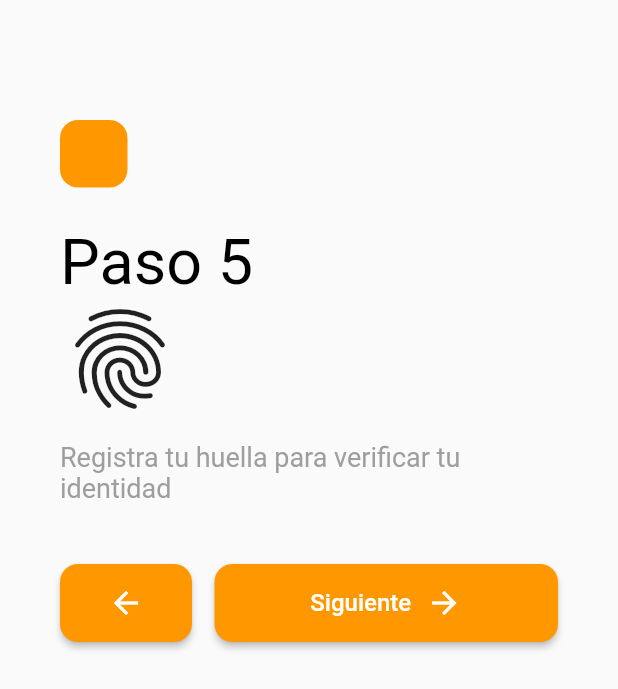
After one commit to camontero/e_voting, a Flutter app: the SignInStep4Page screen opened by its route, after a tap on "Siguiente", on a phone screen of 412 x 824 dp. The commit adds this screen. Shown: the top 689 px of the screen. Run offline on Flutter 3.47's test engine with Material 2 defaults, Android fonts, the phone set to English and light mode, and no system bars; our stand-ins replace page_transition.

Commit message:
Ready navegation

```diff
--- /dev/null
+++ b/lib/components/signInHeader.dart
@@ -0,0 +1,80 @@
+import 'package:flutter/material.dart';
+import 'package:flutter/foundation.dart';
+
+// ignore: must_be_immutable
+class SignInHeader extends StatelessWidget {
+  String title;
+  String subtitle;
+  String image;
+  final icon;
+
+  SignInHeader(
+      {@required this.title,
+      this.subtitle = "",
+      this.image = "",
+      this.icon,});
+
+  @override
+  Widget build(BuildContext context) {
+    final decorationRectangle = Container(
+      width: 45.0,
+      height: 45.0,
+      decoration: BoxDecoration(
+        color: Theme.of(context).primaryColor,
+        borderRadius: BorderRadius.circular(12),
+      ),
+    );
+
+    final titleBox = Container(
+      margin: EdgeInsets.only(
+        top: 25.0,
+      ),
+      child: Text(
+        this.title,
+        style: TextStyle(color: Colors.black, fontSize: 42),
+      ),
+    );
+
+    var subtitleBox;
+    if (this.subtitle != "") {
+      subtitleBox = Container(
+        margin: EdgeInsets.only(top: 15.0),
+        child: Text(
+          this.subtitle,
+          style: TextStyle(color: Colors.grey, fontSize: 24),
+        ),
+      );
+    }
+
+    var imageBox;
+    if (this.image != "") {
+      imageBox = Container(
+        child: Image(image: AssetImage(this.image)),
+      );
+    }
+
+    var iconBox;
+    if (this.icon != null) {
+      iconBox = Container(
+        child: Icon(
+          this.icon,
+          size: 80,
+        ),
+      );
+    }
+
+    final viewStructure = Column(
+      crossAxisAlignment: CrossAxisAlignment.start,
+      mainAxisAlignment: MainAxisAlignment.start,
+      children: [
+        decorationRectangle,
+        titleBox,
+        if (this.image != "") imageBox,
+        if (this.icon != null) iconBox,
+        if (this.subtitle != "") subtitleBox,
+      ],
+    );
+
+    return viewStructure;
+  }
+}
--- a/lib/components/registerNavButtons.dart
+++ b/lib/components/signInNav.dart
@@ -1,9 +1,10 @@
 import 'package:flutter/material.dart';
 
-class RegisterNavButtons extends StatelessWidget {
+// ignore: must_be_immutable
+class SignInNav extends StatelessWidget {
   String pageToGo;
 
-  RegisterNavButtons(this.pageToGo);
+  SignInNav(this.pageToGo);
 
   @override
   Widget build(BuildContext context) {
@@ -43,7 +44,11 @@ class RegisterNavButtons extends StatelessWidget {
           // if (_formKey.currentState.validate()) {
           //   // Process data.
           // }
-          Navigator.of(context).pushNamed(this.pageToGo);
+          if (this.pageToGo != "/home") {
+            Navigator.of(context).pushNamed(this.pageToGo);
+          } else {
+            Navigator.of(context).pushNamedAndRemoveUntil(this.pageToGo, (route) => false);
+          }
         },
         child: Row(
           mainAxisAlignment: MainAxisAlignment.center,
--- a/lib/main.dart
+++ b/lib/main.dart
@@ -1,10 +1,12 @@
+import 'package:e_voting/pages/home.page.dart';
 import 'package:flutter/material.dart';
 import 'package:page_transition/page_transition.dart';
-import './pages/login.dart';
-import './pages/registerStep1.dart';
-import './pages/registerStep2.dart';
-import './pages/registerStep3.dart';
-import './pages/registerStep4.dart';
+import 'package:e_voting/pages/login.page.dart';
+import 'package:e_voting/pages/signInStep1.page.dart';
+import 'package:e_voting/pages/signInStep2.page.dart';
+import 'package:e_voting/pages/signInStep3.page.dart';
+import 'package:e_voting/pages/signInStep4.page.dart';
+import 'package:e_voting/pages/signInStep5.page.dart';
 
 
 
@@ -39,27 +41,39 @@ class MyApp extends StatelessWidget {
       ),
       routes: {
         '/': (context) => LoginPage(),
+        // '/': (context) => HomePage(),
+
         '/login': (context) => LoginPage(),
       },
       // ignore: missing_return
       onGenerateRoute: (settings) {
         switch (settings.name) {
-          case '/registerStep1':
+          case '/signInStep1':
             return PageTransition(
-                child: RegisterStep1(), type: PageTransitionType.rightToLeft);
+                child: SignInStep1Page(), type: PageTransitionType.rightToLeft);
             break;
-          case '/registerStep2':
+          case '/signInStep2':
             return PageTransition(
-                child: RegisterStep2(), type: PageTransitionType.rightToLeft);
+                child: SignInStep2Page(), type: PageTransitionType.rightToLeft);
             break;
-          case '/registerStep3':
+          case '/signInStep3':
             return PageTransition(
-                child: RegisterStep3(), type: PageTransitionType.rightToLeft);
+                child: SignInStep3Page(), type: PageTransitionType.rightToLeft);
             break;
-          case '/registerStep4':
+          case '/signInStep4':
             return PageTransition(
-                child: RegisterStep4(), type: PageTransitionType.rightToLeft);
+                child: SignInStep4Page(), type: PageTransitionType.rightToLeft);
             break;
+          case '/signInStep5':
+            return PageTransition(
+                child: SignInStep5Page(), type: PageTransitionType.rightToLeft);
+            break;
+
+          case '/home':
+          return PageTransition(
+              child: HomePage(), type: PageTransitionType.fade);
+          break;
+
           default:
             return null;
         }
--- a/lib/pages/registerStep4.dart
+++ b/lib/pages/signInStep4.page.dart
@@ -1,49 +1,20 @@
-import '../components/registerNavButtons.dart';
+import 'package:e_voting/components/signInHeader.dart';
+import 'package:e_voting/components/signInNav.dart';
 import 'package:flutter/material.dart';
 
-class RegisterStep4 extends StatefulWidget {
+class SignInStep4Page extends StatefulWidget {
 
   @override
-  _RegisterStep4State createState() => _RegisterStep4State();
+  _SignInStep4PageState createState() => _SignInStep4PageState();
 }
 
-class _RegisterStep4State extends State<RegisterStep4> {
-  String dropdownValue = 'CC';
+class _SignInStep4PageState extends State<SignInStep4Page> {
+  String telNumberValue = "+53";
 
   @override
   Widget build(BuildContext context) {
-    final decorationRectangle = Container(
-      width: 45.0,
-      height: 45.0,
-      margin: EdgeInsets.only(
-        top: 80.0,
-      ),
-      decoration: BoxDecoration(
-        color: Theme.of(context).primaryColor,
-        borderRadius: BorderRadius.circular(12),
-      ),
-    );
 
-    final title = Container(
-      margin: EdgeInsets.only(
-        top: 25.0,
-      ),
-      child: Text(
-        "Paso 4",
-        style: TextStyle(color: Colors.black, fontSize: 42),
-      ),
-    );
-
-    final subtitle = Container(
-      margin: EdgeInsets.only(top: 15.0),
-      child: Text(
-        "Tu número de identificación",
-        style: TextStyle(color: Colors.grey, fontSize: 24),
-      ),
-    );
-
-
-    final typeDniInput = Container(
+    final telTypeInput = Container(
       padding: EdgeInsets.symmetric(horizontal: 10, vertical: 5),
       margin: EdgeInsets.only(right: 15.0),
       decoration: BoxDecoration(
@@ -51,8 +22,8 @@ class _RegisterStep4State extends State<RegisterStep4> {
         borderRadius: BorderRadius.circular(12)
       ),
       child: DropdownButton<String>(
-        value: dropdownValue,
-        hint: Text(dropdownValue),
+        value: telNumberValue,
+        hint: Text(telNumberValue),
         icon: Icon(Icons.keyboard_arrow_down,color: Colors.white, size: 24),
         style: TextStyle(color: Colors.white),
         dropdownColor: Theme.of(context).primaryColor,
@@ -61,10 +32,10 @@ class _RegisterStep4State extends State<RegisterStep4> {
         ),
         onChanged: (String newValue) {
           setState(() {
-            dropdownValue = newValue;
+            telNumberValue = newValue;
           });
         },
-        items: <String>['CC', 'CE', 'TI'].map<DropdownMenuItem<String>>((String value) {
+        items: <String>["+53", '+52', '+51'].map<DropdownMenuItem<String>>((String value) {
           return DropdownMenuItem<String>(
             value: value,
             child: Text(value),
@@ -73,10 +44,10 @@ class _RegisterStep4State extends State<RegisterStep4> {
       ),
     );
 
-    final dniInput = Expanded(
+    final telNumberInput = Expanded(
       child: TextFormField(
         decoration: InputDecoration(
-          hintText: '10010987654',
+          hintText: '3065197565',
           hintStyle: TextStyle(color: Colors.grey),
         ),
         obscureText: true,
@@ -95,8 +66,8 @@ class _RegisterStep4State extends State<RegisterStep4> {
         // key: _formKey,
         child: Row(
           children: <Widget>[
-            typeDniInput,
-            dniInput
+            telTypeInput,
+            telNumberInput
           ],
         ),
       ),
@@ -105,6 +76,7 @@ class _RegisterStep4State extends State<RegisterStep4> {
     final viewStructure = Scaffold(
       body: ListView(children: [
         Container(
+          margin: EdgeInsets.only(top: 80.0),
           padding: EdgeInsets.only(
             left: 40.0,
             right: 40.0,
@@ -113,11 +85,9 @@ class _RegisterStep4State extends State<RegisterStep4> {
             crossAxisAlignment: CrossAxisAlignment.start,
             mainAxisSize: MainAxisSize.max,
             children: [
-              decorationRectangle,
-              title,
-              subtitle,
+              SignInHeader(title: "Paso 4", subtitle: "Tu número de identificación"),
               form,
-              RegisterNavButtons('/registerStep5')
+              SignInNav('/signInStep5')
             ],
           ),
         ),
--- /dev/null
+++ b/lib/pages/signInStep5.page.dart
@@ -0,0 +1,51 @@
+import 'package:e_voting/components/signInHeader.dart';
+
+import 'package:e_voting/components/signInNav.dart';
+import 'package:flutter/material.dart';
+
+class SignInStep5Page extends StatefulWidget {
+  @override
+  _SignInStep5PageState createState() => _SignInStep5PageState();
+}
+
+class _SignInStep5PageState extends State<SignInStep5Page> {
+  String dropdownValue = 'CC';
+
+  @override
+  Widget build(BuildContext context) {
+
+
+    final caption = Container(
+        margin: EdgeInsets.only(top: 15.0, bottom: 40.0),
+        child: Text(
+          'Registra tu huella para verificar tu identidad',
+          style: TextStyle(
+            fontSize: 18,
+            color: Colors.grey
+          ),
+        ));
+
+    final viewStructure = Scaffold(
+      body: ListView(children: [
+        Container(
+          margin: EdgeInsets.only(top: 80.0),
+          padding: EdgeInsets.only(
+            left: 40.0,
+            right: 40.0,
+          ),
+          child: Column(
+            crossAxisAlignment: CrossAxisAlignment.start,
+            mainAxisSize: MainAxisSize.max,
+            children: [
+              SignInHeader(title: "Paso 5", icon: Icons.fingerprint),
+              caption,
+              SignInNav('/home')
+            ],
+          ),
+        ),
+      ]),
+    );
+
+    return viewStructure;
+  }
+}
--- a/pubspec.yaml
+++ b/pubspec.yaml
@@ -47,8 +47,8 @@ flutter:
   uses-material-design: true
 
   # To add assets to your application, add an assets section, like this:
-  # assets:
-  #   - images/a_dot_burr.jpeg
+  assets:
+    - lib/assets/images/
   #   - images/a_dot_ham.jpeg
 
   # An image asset can refer to one or more resolution-specific "variants", see
```
Also changed, not shown: lib/components/navBar.dart (added, +61 -0 lines), lib/pages/favorites.page.dart (added, +17 -0 lines), lib/pages/home.page.dart (added, +74 -0 lines), lib/pages/login.page.dart (renamed from lib/pages/login.dart, +7 -33 lines), lib/pages/settings.page.dart (added, +17 -0 lines), lib/pages/signInStep1.page.dart (renamed from lib/pages/registerStep1.dart, +6 -36 lines), lib/pages/signInStep2.page.dart (renamed from lib/pages/registerStep2.dart, +7 -36 lines), lib/pages/signInStep3.page.dart (renamed from lib/pages/registerStep3.dart, +9 -38 lines), lib/pages/statistics.page.dart (added, +17 -0 lines), lib/assets/images/asd.png (added).
